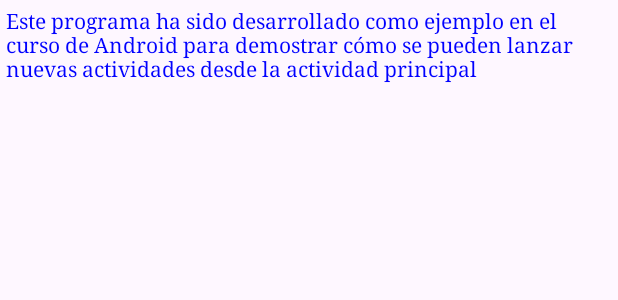
After one commit to eden418-afk/MisLugaresDispMovMartesN1Eq52025, an Android app: the layout acercade.xml on its own in the app's theme, with its tools: preview values and no code run, on a phone screen of 412 x 824 dp. The commit adds this screen. Shown: the top 300 px of the screen. Run offline under Robolectric (Android 15) with nearby library versions, the phone set to English and light mode, and no system bars.

Commit message:
3.1 Acerda de

```diff
--- a/app/build.gradle.kts
+++ b/app/build.gradle.kts
@@ -46,6 +46,7 @@ dependencies {
     implementation(libs.androidx.constraintlayout)
     implementation(libs.androidx.navigation.fragment.ktx)
     implementation(libs.androidx.navigation.ui.ktx)
+    implementation(libs.androidx.runtime.saved.instance.state)
     testImplementation(libs.junit)
     androidTestImplementation(libs.androidx.junit)
     androidTestImplementation(libs.androidx.espresso.core)
--- a/app/src/main/AndroidManifest.xml
+++ b/app/src/main/AndroidManifest.xml
@@ -21,6 +21,9 @@
                 <category android:name="android.intent.category.LAUNCHER" />
             </intent-filter>
         </activity>
+        <activity android:name=".AcercaDeActivity"
+            android:label="Acerca de..."
+            android:theme="@style/Theme.AppCompat.Dialog"/>
     </application>
 
 </manifest>
--- a/app/src/main/res/layout-land/fragment_first.xml
+++ b/app/src/main/res/layout-land/fragment_first.xml
@@ -42,6 +42,7 @@
                 android:id="@+id/button7"
                 android:layout_width="wrap_content"
                 android:layout_height="wrap_content"
+                android:onClick="lanzarAcercaDe"
                 android:text="Acerca de" />
 
             <Button
--- /dev/null
+++ b/app/src/main/res/layout/acercade.xml
@@ -0,0 +1,14 @@
+<?xml version="1.0" encoding="utf-8"?>
+<LinearLayout xmlns:android="http://schemas.android.com/apk/res/android"
+    android:orientation="vertical"
+    android:layout_width="match_parent"
+    android:layout_height="match_parent">
+
+    <TextView
+        android:layout_width="wrap_content"
+        android:layout_height="wrap_content"
+        android:padding="@dimen/text_margin"
+        android:text="Este programa ha sido desarrollado como ejemplo en el curso de Android para demostrar cómo se pueden lanzar nuevas actividades desde la actividad principal"
+        />
+
+</LinearLayout>
--- a/app/src/main/res/layout/fragment_first.xml
+++ b/app/src/main/res/layout/fragment_first.xml
@@ -50,6 +50,7 @@
             android:layout_width="0dp"
             android:layout_height="wrap_content"
             android:layout_marginTop="8dp"
+            android:onClick="lanzarAcercaDe"
             android:text="Acerca de"
             app:layout_constraintEnd_toEndOf="@+id/button2"
             app:layout_constraintStart_toStartOf="@+id/button2"
--- a/app/src/main/res/values/dimens.xml
+++ b/app/src/main/res/values/dimens.xml
@@ -1,4 +1,5 @@
 <resources>
     <dimen name="fab_margin">16dp</dimen>
     <dimen name="margen_botones">30dp</dimen>
+    <dimen name="text_margin">4dp</dimen>
 </resources>
--- a/gradle/libs.versions.toml
+++ b/gradle/libs.versions.toml
@@ -10,6 +10,7 @@ material = "1.12.0"
 constraintlayout = "2.2.1"
 navigationFragmentKtx = "2.6.0"
 navigationUiKtx = "2.6.0"
+runtimeSavedInstanceState = "1.0.0-alpha11"
 
 [libraries]
 androidx-core-ktx = { group = "androidx.core", name = "core-ktx", version.ref = "coreKtx" }
@@ -21,6 +22,7 @@ material = { group = "com.google.android.material", name = "material", version.r
 androidx-constraintlayout = { group = "androidx.constraintlayout", name = "constraintlayout", version.ref = "constraintlayout" }
 androidx-navigation-fragment-ktx = { group = "androidx.navigation", name = "navigation-fragment-ktx", version.ref = "navigationFragmentKtx" }
 androidx-navigation-ui-ktx = { group = "androidx.navigation", name = "navigation-ui-ktx", version.ref = "navigationUiKtx" }
+androidx-runtime-saved-instance-state = { group = "androidx.compose.runtime", name = "runtime-saved-instance-state", version.ref = "runtimeSavedInstanceState" }
 
 [plugins]
 android-application = { id = "com.android.application", version.ref = "agp" }
```
Also changed, not shown: app/src/main/java/com/example/mislugares/AcercaDeActivity.kt (added, +13 -0 lines), app/src/main/java/com/example/mislugares/MainActivity.kt (+7 -0 lines).
